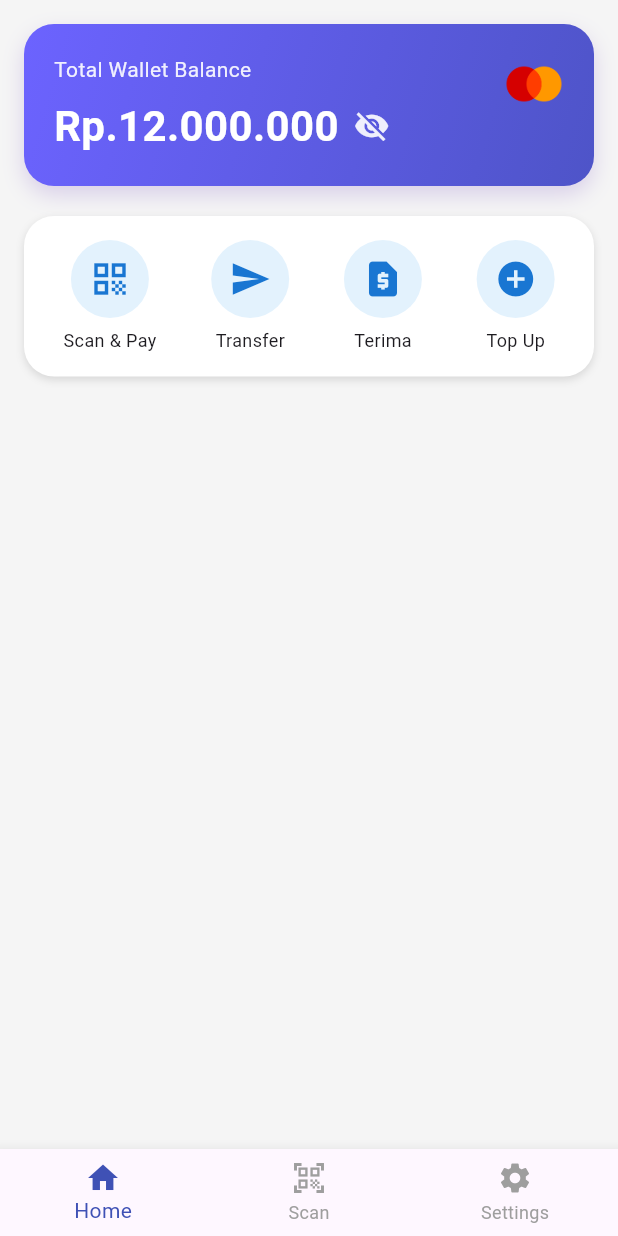
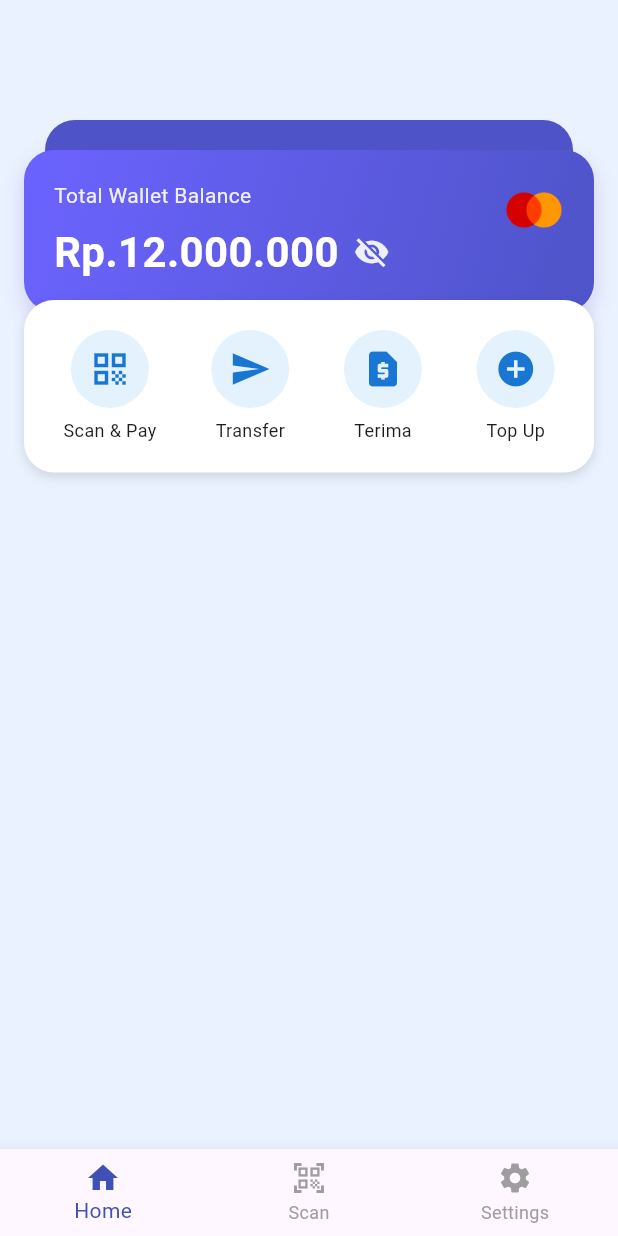
Before and after one commit to Ferdiansyah42/uas_sm4, a Flutter app: the screen it shows after launch, on a phone screen of 412 x 824 dp. Run offline on Flutter 3.47's test engine with Material 3 defaults, Android fonts, the phone set to English and light mode, and no system bars.

Commit message:
Memperbaiki  tampilan 2 kartu wallet dan menu cepat di halaman Home

```diff
--- a/lib/pages/home_page.dart
+++ b/lib/pages/home_page.dart
@@ -6,17 +6,38 @@ class HomePage extends StatelessWidget {
   @override
   Widget build(BuildContext context) {
     return Scaffold(
-      backgroundColor: Colors.grey[100],
+      backgroundColor: const Color(0xFFEAF2FF),
       body: SafeArea(
         child: SingleChildScrollView(
-          child: Padding(
-            padding: const EdgeInsets.all(16),
+          child: Stack(
+            children: [
+              Padding(
+                padding: const EdgeInsets.only(top: 80),
                 child: Column(
-              crossAxisAlignment: CrossAxisAlignment.start,
                   children: [
-                Container(
+                    SizedBox(
+                      height: 160,
+                      child: Stack(
+                        children: [
+                          Positioned(
+                            top: 0,
+                            left: 30,
+                            right: 30,
+                            child: Container(
+                              height: 100,
+                              decoration: BoxDecoration(
+                                color: const Color(0xFF4E54C8),
+                                borderRadius: BorderRadius.circular(20),
+                              ),
+                            ),
+                          ),
+
+                          Positioned(
+                            top: 20,
+                            left: 16,
+                            right: 16,
+                            child: Container(
                               padding: const EdgeInsets.all(20),
-                  margin: const EdgeInsets.only(bottom: 20),
                               decoration: BoxDecoration(
                                 gradient: const LinearGradient(
                                   colors: [Color(0xFF6C63FF), Color(0xFF4E54C8)],
@@ -75,18 +96,30 @@ class HomePage extends StatelessWidget {
                                 ],
                               ),
                             ),
+                          ),
+                        ],
+                      ),
+                    ),
+                    const SizedBox(height: 100),
+                  ],
+                ),
+              ),
 
               // Menu Cepat
-                Container(
-                  padding: const EdgeInsets.symmetric(vertical: 16, horizontal: 8),
+              Positioned(
+                top: 200,
+                left: 16,
+                right: 16,
+                child: Container(
+                  padding: const EdgeInsets.symmetric(vertical: 20, horizontal: 8),
                   decoration: BoxDecoration(
                     color: Colors.white,
                     borderRadius: BorderRadius.circular(20),
                     boxShadow: [
                       BoxShadow(
                         color: Colors.black12,
-                        blurRadius: 4,
-                        offset: Offset(0, 2),
+                        blurRadius: 6,
+                        offset: const Offset(0, 3),
                       )
                     ],
                   ),
@@ -100,8 +133,8 @@ class HomePage extends StatelessWidget {
                     ],
                   ),
                 ),
+              ),
             ],
-            ),
           ),
         ),
       ),
```
Lines whose indentation alone changed are shown as unchanged.
